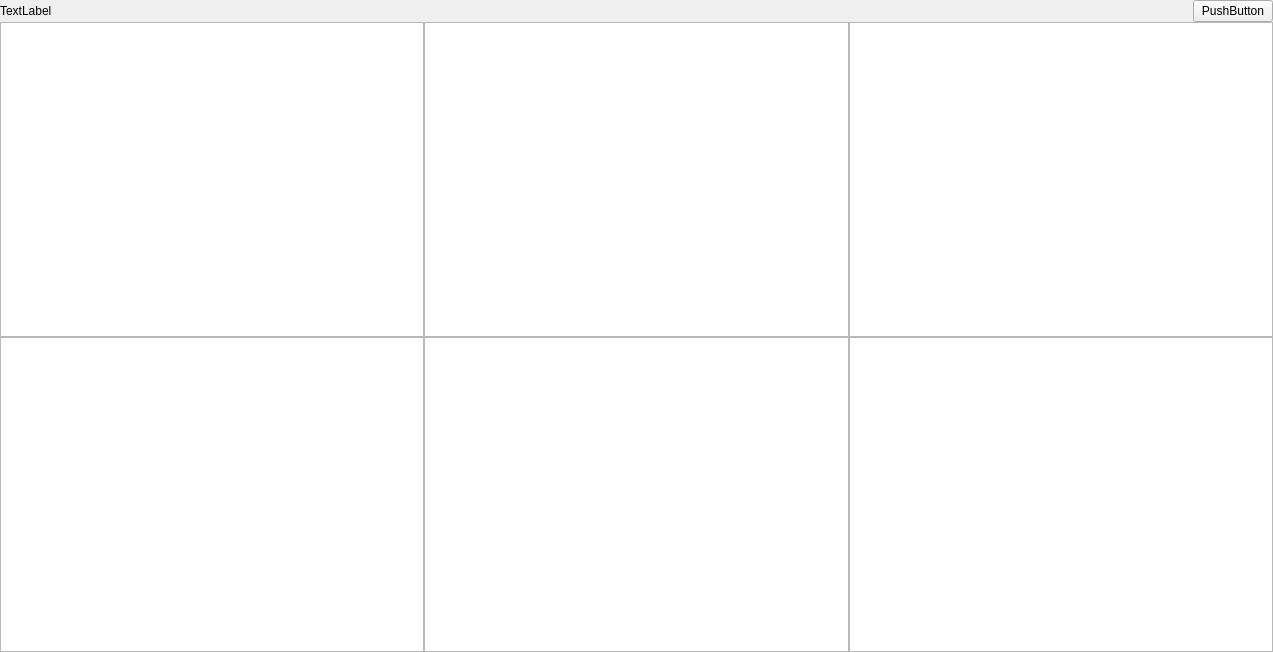
First picture: the form in src/modules/dashboard/Dashboard.ui, repository jensvogt/awsmock-qt-ui, before the edit.
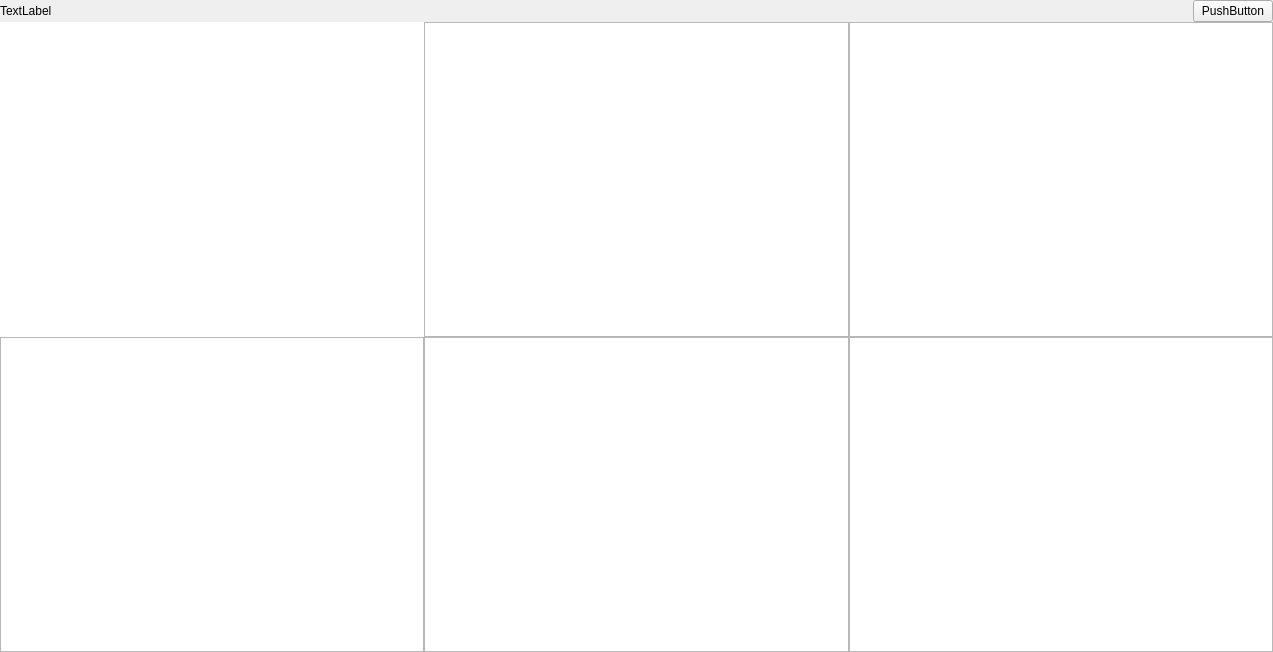
Second picture: the form after the edit.

```diff
--- a/src/modules/dashboard/Dashboard.ui
+++ b/src/modules/dashboard/Dashboard.ui
@@ -13,6 +13,9 @@
   <property name="windowTitle">
    <string>dashboard</string>
   </property>
+  <property name="autoFillBackground">
+   <bool>true</bool>
+  </property>
   <layout class="QVBoxLayout" name="verticalLayout">
    <property name="spacing">
     <number>0</number>
@@ -84,7 +87,17 @@
       <widget class="QGraphicsView" name="graphicsView_7"/>
      </item>
      <item row="0" column="0">
-      <widget class="QGraphicsView" name="graphicsView_2"/>
+      <widget class="QGraphicsView" name="graphicsView_2">
+       <property name="frameShape">
+        <enum>QFrame::Shape::NoFrame</enum>
+       </property>
+       <property name="frameShadow">
+        <enum>QFrame::Shadow::Plain</enum>
+       </property>
+       <property name="lineWidth">
+        <number>0</number>
+       </property>
+      </widget>
      </item>
      <item row="0" column="1">
       <widget class="QGraphicsView" name="graphicsView_3"/>
```
